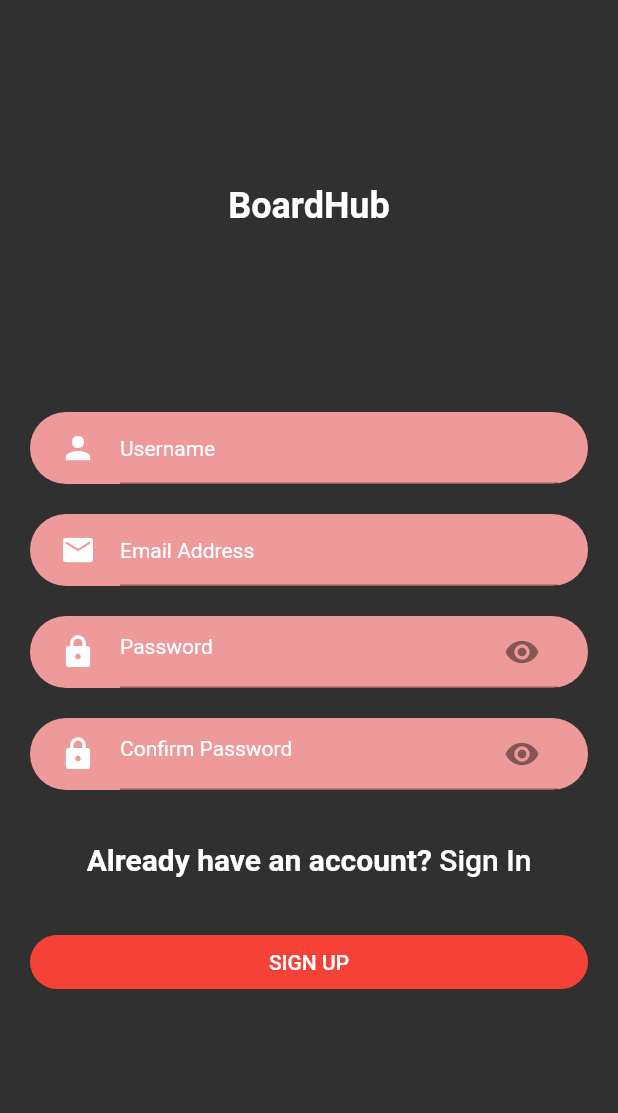
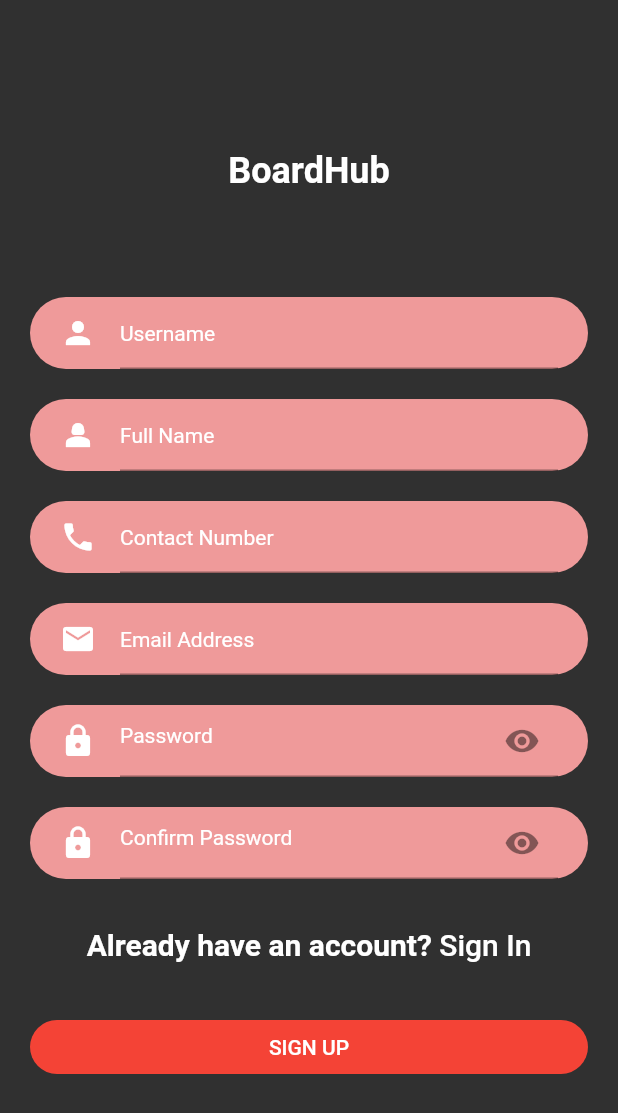
Before and after one commit to razstvien01/boardhub, a Flutter app: the SignUp screen opened by its route, on a phone screen of 412 x 824 dp. Shown: the top 1113 px of the screen. Run offline on Flutter 3.47's test engine with Material 2 defaults, Android fonts, the light colour scheme and no system bars; our stand-ins replace cloud_firestore, curved_navigation_bar, firebase_auth, firebase_core, line_icons; accounts and stored records are empty.

Commit message:
add additional details

```diff
--- a/lib/screens/signup/signup.dart
+++ b/lib/screens/signup/signup.dart
@@ -20,6 +20,8 @@ class SignUp extends StatefulWidget {
 class _SignUpState extends State<SignUp> {
   //* Text  Controllers
   final _userController = TextEditingController();
+  final _nameController = TextEditingController();
+  final _numberController = TextEditingController();
   final _emailController = TextEditingController();
   final _passwordController1 = TextEditingController();
   final _passwordController2 = TextEditingController();
@@ -33,6 +35,8 @@ class _SignUpState extends State<SignUp> {
   @override
   void dispose() {
     _userController.dispose();
+    _nameController.dispose();
+    _numberController.dispose();
     _emailController.dispose();
     _passwordController1.dispose();
     _passwordController2.dispose();
@@ -40,13 +44,15 @@ class _SignUpState extends State<SignUp> {
   }
 
   //* Add user detail function to the database
-  Future addUserDetails(String username, String email) async {
+  Future addUserDetails(String username, String fullname, String number, String email) async {
     final currentUser = FirebaseAuth.instance.currentUser;
     final docUser =
         FirebaseFirestore.instance.collection('users').doc(currentUser?.uid);
 
     await docUser.set({
       'username': username,
+      'fullname': fullname,
+      'contact number': number,
       'email': email,
       'enable': true,
       'bookmark': {},
@@ -57,8 +63,9 @@ class _SignUpState extends State<SignUp> {
   Future signUp() async {
     // formKey.currentState!.validate();
 
+
     if (_passwordController1.text.trim() == _passwordController2.text.trim()) {
-      // try {
+      try {
         await FirebaseAuth.instance.createUserWithEmailAndPassword(
           email: _emailController.text.trim(),
           password: _passwordController1.text.trim(),
@@ -66,20 +73,30 @@ class _SignUpState extends State<SignUp> {
 
         //* Add user details
         await addUserDetails(
-            _userController.text.trim(), _emailController.text.trim());
+            _userController.text.trim(),
+            _nameController.text.trim(),
+            _numberController.text.trim(),
+            _emailController.text.trim());
 
         // Navigator.of(context)
         //     .pushNamedAndRemoveUntil('/auth', (route) => false);
         Navigator.of(context).pushReplacementNamed('/auth');
-      // } on FirebaseAuthException catch (e) {
-      //   formKey.currentState!.validate();
+      } on FirebaseAuthException catch (e) {
+        // formKey.currentState!.validate();
 
-      //   showDialog(
-      //       context: context,
-      //       builder: (context) {
-      //         return AlertDialog(content: Text(e.message.toString()));
-      //       });
-      // }
+        showDialog(
+            context: context,
+            builder: (context) {
+              return AlertDialog(content: Text(e.message.toString()));
+            });
+      }
+    }
+    else{
+      showDialog(
+            context: context,
+            builder: (context) {
+              return AlertDialog(content: Text("Mismatch passwords"));
+            });
     }
   }
 
@@ -89,23 +106,17 @@ class _SignUpState extends State<SignUp> {
       backgroundColor: kBGColor,
       // appBar: EmptyAppBar(),
       body: SingleChildScrollView(
-        child: Container(
-          height: MediaQuery.of(context).size.height,
         child: Column(
           children: [
-              Expanded(
-                flex: 1,
-                child: Center(
+            SizedBox(height: 100,),
+            Center(
               child: Text(
                 'BoardHub',
                 style: kHeadTextStyle,
               ),
             ),
-              ),
-              Expanded(
-                flex: 1,
-                key: formKey,
-                child: Column(
+            SizedBox(height: 70,),
+            Column(
               mainAxisAlignment: MainAxisAlignment.start,
               children: [
                 DefaultTextField(
@@ -115,6 +126,28 @@ class _SignUpState extends State<SignUp> {
                   controller: _userController,
                   hintText: 'Username',
                   icon: Icons.person,
+                  keyboardType: TextInputType.text,
+                  obscureText: false,
+                ),
+                SizedBox(
+                  height: kDefaultPadding,
+                ),
+                DefaultTextField(
+                  validator: nameValidator,
+                  controller: _nameController,
+                  hintText: 'Full Name',
+                  icon: Icons.person_2,
+                  keyboardType: TextInputType.text,
+                  obscureText: false,
+                ),
+                SizedBox(
+                  height: kDefaultPadding,
+                ),
+                DefaultTextField(
+                  validator: (value){ return null; },
+                  controller: _numberController,
+                  hintText: 'Contact Number',
+                  icon: Icons.phone,
                   keyboardType: TextInputType.text,
                   obscureText: false,
                 ),
@@ -132,6 +165,7 @@ class _SignUpState extends State<SignUp> {
                 SizedBox(
                   height: kDefaultPadding,
                 ),
+
                 DefaultTextField(
                   validator: passwordValidator,
                   controller: _passwordController1,
@@ -163,11 +197,10 @@ class _SignUpState extends State<SignUp> {
                 ),
               ],
             ),
-              ),
 
-              Expanded(
-                flex: 1,
-                child: Column(
+            SizedBox(height: kDefaultPadding,),
+
+            Column(
               mainAxisAlignment: MainAxisAlignment.start,
               children: [
                 ClearFullButton(
@@ -184,10 +217,7 @@ class _SignUpState extends State<SignUp> {
                 ),
               ],
             ),
-
-              ),
           ],
-          ),
         ),
       ),
     );
--- a/lib/ud_widgets/default_textfield.dart
+++ b/lib/ud_widgets/default_textfield.dart
@@ -38,7 +38,7 @@ class DefaultTextField extends StatelessWidget {
         textInputAction: TextInputAction.next,
         keyboardType: keyboardType,
         decoration: InputDecoration(
-          errorStyle: TextStyle(color: Colors.orange),
+          errorStyle: TextStyle(color: kPrimaryColor),
           hintText: hintText,
           hintStyle: kSmallTextStyle,
           iconColor: kPrimaryColor,
```
Also changed, not shown: lib/constant.dart (+13 -0 lines), lib/screens/accounts/accounts.dart (added, +18 -0 lines), lib/screens/profile/components/update_profile.dart (+67 -2 lines), lib/screens/report/report.dart (added, +21 -0 lines). Lines whose indentation alone changed are shown as unchanged.
